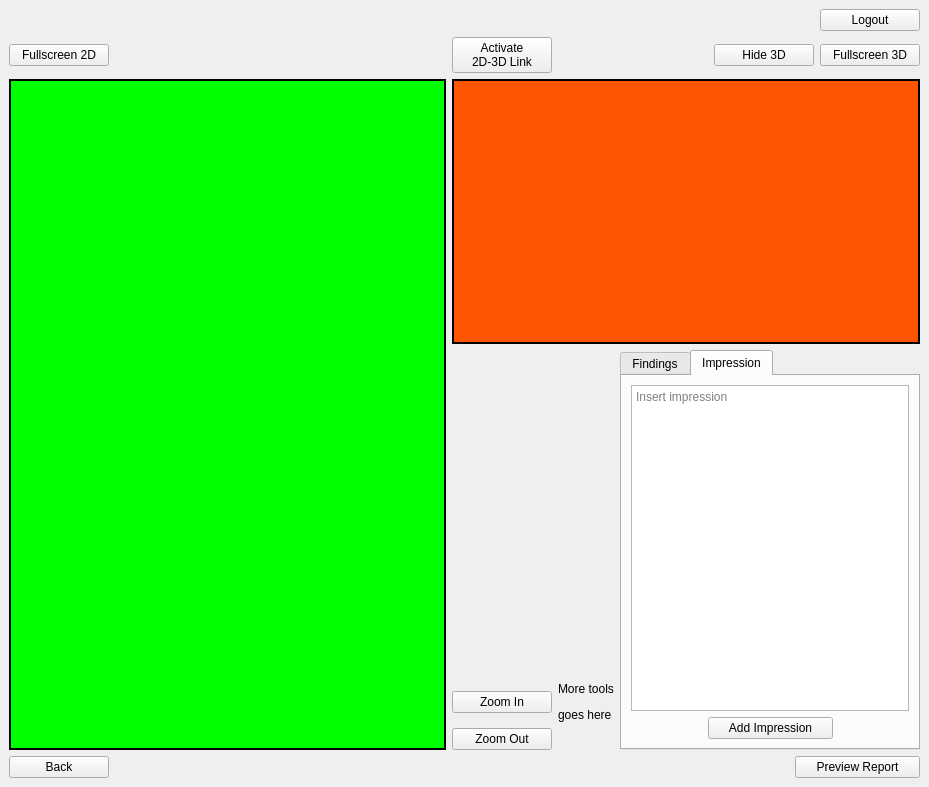
First picture: the form in UI/rad.ui, repository nilsgehlin/team-dft, before the edit.
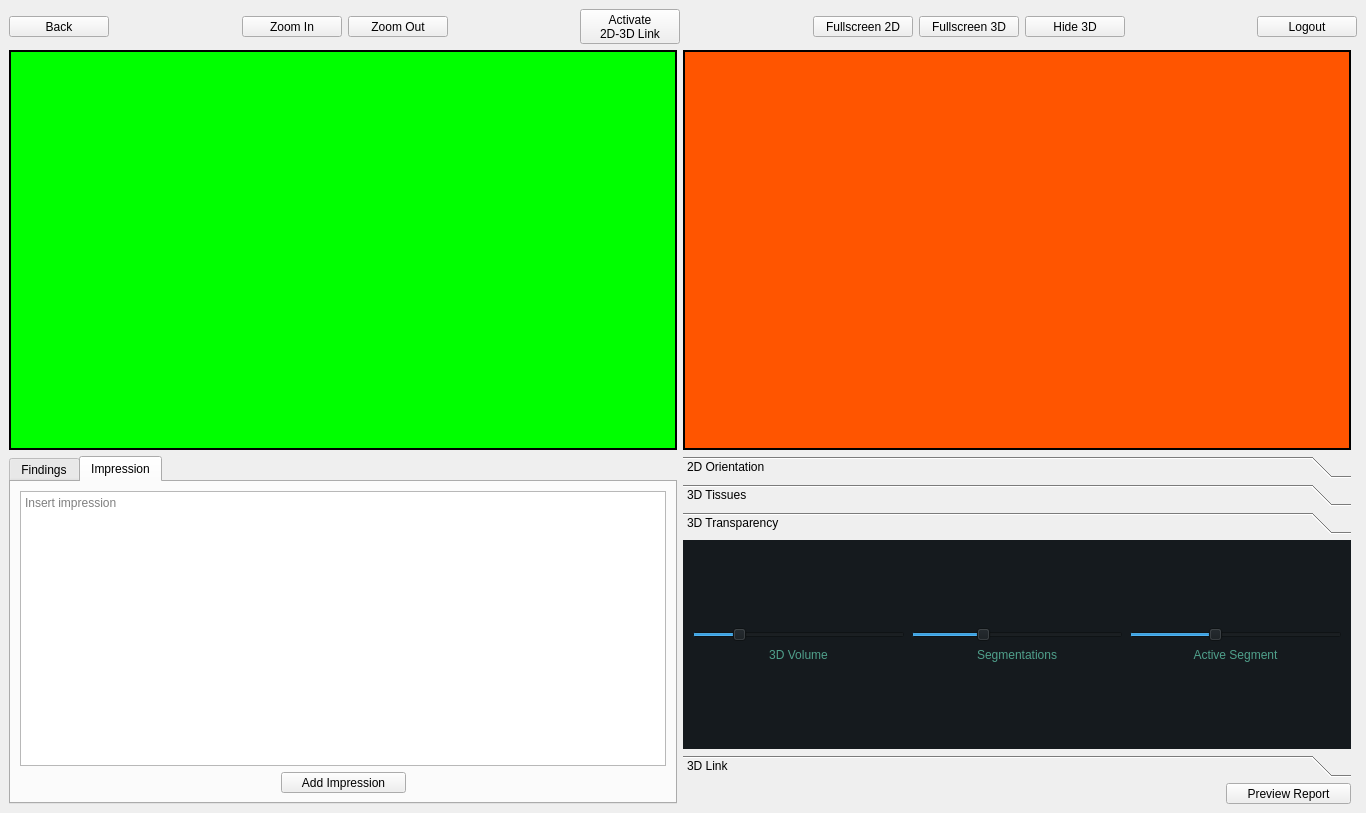
Second picture: the form after the edit. The open tabs and pages were chosen to show the change. Icons and pictures are not drawn.

```diff
--- a/UI/rad.ui
+++ b/UI/rad.ui
@@ -6,8 +6,8 @@
    <rect>
     <x>0</x>
     <y>0</y>
-    <width>929</width>
-    <height>787</height>
+    <width>1366</width>
+    <height>813</height>
    </rect>
   </property>
   <property name="windowTitle">
@@ -528,56 +528,15 @@
    </layout>
   </widget>
   <widget class="QWidget" name="page_rad_diagnose">
-   <layout class="QGridLayout" name="gridLayout_10">
-    <item row="6" column="2">
-     <widget class="QPushButton" name="page_rad_diagnose_button_back">
+   <layout class="QGridLayout" name="gridLayout_6">
+    <item row="1" column="0">
+     <widget class="QFrame" name="page_rad_diagnose_2d_view_frame">
       <property name="minimumSize">
        <size>
-        <width>100</width>
-        <height>0</height>
+        <width>400</width>
+        <height>400</height>
        </size>
       </property>
-      <property name="maximumSize">
-       <size>
-        <width>100</width>
-        <height>16777215</height>
-       </size>
-      </property>
-      <property name="focusPolicy">
-       <enum>Qt::NoFocus</enum>
-      </property>
-      <property name="text">
-       <string>Back</string>
-      </property>
-     </widget>
-    </item>
-    <item row="6" column="5">
-     <widget class="QPushButton" name="page_rad_diagnose_button_preview_report">
-      <property name="minimumSize">
-       <size>
-        <width>125</width>
-        <height>0</height>
-       </size>
-      </property>
-      <property name="maximumSize">
-       <size>
-        <width>125</width>
-        <height>16777215</height>
-       </size>
-      </property>
-      <property name="layoutDirection">
-       <enum>Qt::RightToLeft</enum>
-      </property>
-      <property name="text">
-       <string>Preview Report</string>
-      </property>
-      <property name="autoDefault">
-       <bool>true</bool>
-      </property>
-     </widget>
-    </item>
-    <item row="4" column="5">
-     <widget class="QFrame" name="page_rad_diagnose_3d_view_frame">
       <property name="styleSheet">
        <string notr="true">background-color: rgb(0, 0, 0);</string>
       </property>
@@ -587,7 +546,7 @@
       <property name="frameShadow">
        <enum>QFrame::Raised</enum>
       </property>
-      <layout class="QGridLayout" name="page_rad_diagnose_3d_view_frame_grid">
+      <layout class="QGridLayout" name="page_rad_diagnose_2d_view_frame_grid">
        <property name="leftMargin">
         <number>0</number>
        </property>
@@ -601,54 +560,167 @@
         <number>0</number>
        </property>
        <item row="0" column="0">
-        <widget class="QWidget" name="page_rad_diagnose_3d_view" native="true">
+        <widget class="QWidget" name="page_rad_diagnose_2d_view" native="true">
          <property name="styleSheet">
-          <string notr="true">background-color: rgb(255, 85, 0);</string>
+          <string notr="true">background-color: rgb(0, 255, 0);</string>
          </property>
         </widget>
        </item>
       </layout>
      </widget>
     </item>
-    <item row="2" column="5">
-     <layout class="QGridLayout" name="gridLayout_11">
-      <item row="0" column="1">
-       <spacer name="horizontalSpacer_10">
-        <property name="orientation">
-         <enum>Qt::Horizontal</enum>
-        </property>
-        <property name="sizeHint" stdset="0">
-         <size>
-          <width>40</width>
-          <height>20</height>
-         </size>
-        </property>
-       </spacer>
-      </item>
-      <item row="0" column="3">
-       <widget class="QPushButton" name="page_rad_diagnose_button_3d_fullscreen">
-        <property name="minimumSize">
-         <size>
-          <width>100</width>
-          <height>0</height>
-         </size>
-        </property>
-        <property name="maximumSize">
-         <size>
-          <width>100</width>
-          <height>16777215</height>
-         </size>
-        </property>
-        <property name="focusPolicy">
-         <enum>Qt::NoFocus</enum>
-        </property>
-        <property name="text">
-         <string>Fullscreen 3D</string>
-        </property>
-       </widget>
-      </item>
+    <item row="0" column="0" colspan="3">
+     <layout class="QGridLayout" name="gridLayout_9">
+      <property name="topMargin">
+       <number>0</number>
+      </property>
       <item row="0" column="2">
-       <widget class="QPushButton" name="page_rad_diagnose_button_hide_3d">
+       <widget class="QToolButton" name="page_rad_diagnose_button_2d_zoom_in">
+        <property name="minimumSize">
+         <size>
+          <width>100</width>
+          <height>0</height>
+         </size>
+        </property>
+        <property name="maximumSize">
+         <size>
+          <width>100</width>
+          <height>16777215</height>
+         </size>
+        </property>
+        <property name="focusPolicy">
+         <enum>Qt::NoFocus</enum>
+        </property>
+        <property name="text">
+         <string>Zoom In</string>
+        </property>
+        <property name="icon">
+         <iconset>
+          <normaloff>icons/zoom_in.png</normaloff>icons/zoom_in.png</iconset>
+        </property>
+        <property name="toolButtonStyle">
+         <enum>Qt::ToolButtonTextUnderIcon</enum>
+        </property>
+       </widget>
+      </item>
+      <item row="0" column="8">
+       <widget class="QToolButton" name="page_rad_diagnose_button_3d_fullscreen">
+        <property name="minimumSize">
+         <size>
+          <width>100</width>
+          <height>0</height>
+         </size>
+        </property>
+        <property name="maximumSize">
+         <size>
+          <width>100</width>
+          <height>16777215</height>
+         </size>
+        </property>
+        <property name="focusPolicy">
+         <enum>Qt::NoFocus</enum>
+        </property>
+        <property name="text">
+         <string>Fullscreen 3D</string>
+        </property>
+        <property name="icon">
+         <iconset>
+          <normaloff>icons/full_screen.png</normaloff>icons/full_screen.png</iconset>
+        </property>
+        <property name="toolButtonStyle">
+         <enum>Qt::ToolButtonTextUnderIcon</enum>
+        </property>
+       </widget>
+      </item>
+      <item row="0" column="11">
+       <widget class="QToolButton" name="page_rad_diagnose_button_logout">
+        <property name="minimumSize">
+         <size>
+          <width>100</width>
+          <height>0</height>
+         </size>
+        </property>
+        <property name="maximumSize">
+         <size>
+          <width>100</width>
+          <height>16777215</height>
+         </size>
+        </property>
+        <property name="focusPolicy">
+         <enum>Qt::NoFocus</enum>
+        </property>
+        <property name="text">
+         <string>Logout</string>
+        </property>
+        <property name="icon">
+         <iconset>
+          <normaloff>icons/logout.png</normaloff>icons/logout.png</iconset>
+        </property>
+        <property name="toolButtonStyle">
+         <enum>Qt::ToolButtonTextUnderIcon</enum>
+        </property>
+       </widget>
+      </item>
+      <item row="0" column="3">
+       <widget class="QToolButton" name="page_rad_diagnose_button_2d_zoom_out">
+        <property name="minimumSize">
+         <size>
+          <width>100</width>
+          <height>0</height>
+         </size>
+        </property>
+        <property name="maximumSize">
+         <size>
+          <width>100</width>
+          <height>16777215</height>
+         </size>
+        </property>
+        <property name="focusPolicy">
+         <enum>Qt::NoFocus</enum>
+        </property>
+        <property name="text">
+         <string>Zoom Out</string>
+        </property>
+        <property name="icon">
+         <iconset>
+          <normaloff>icons/zoom_out.png</normaloff>icons/zoom_out.png</iconset>
+        </property>
+        <property name="toolButtonStyle">
+         <enum>Qt::ToolButtonTextUnderIcon</enum>
+        </property>
+       </widget>
+      </item>
+      <item row="0" column="7">
+       <widget class="QToolButton" name="page_rad_diagnose_button_2d_fullscreen">
+        <property name="minimumSize">
+         <size>
+          <width>100</width>
+          <height>0</height>
+         </size>
+        </property>
+        <property name="maximumSize">
+         <size>
+          <width>100</width>
+          <height>16777215</height>
+         </size>
+        </property>
+        <property name="focusPolicy">
+         <enum>Qt::NoFocus</enum>
+        </property>
+        <property name="text">
+         <string>Fullscreen 2D</string>
+        </property>
+        <property name="icon">
+         <iconset>
+          <normaloff>icons/full_screen.png</normaloff>icons/full_screen.png</iconset>
+        </property>
+        <property name="toolButtonStyle">
+         <enum>Qt::ToolButtonTextUnderIcon</enum>
+        </property>
+       </widget>
+      </item>
+      <item row="0" column="9">
+       <widget class="QToolButton" name="page_rad_diagnose_button_hide_3d">
         <property name="minimumSize">
          <size>
           <width>100</width>
@@ -667,10 +739,59 @@
         <property name="text">
          <string>Hide 3D</string>
         </property>
+        <property name="icon">
+         <iconset>
+          <normaloff>icons/hide.png</normaloff>icons/hide.png</iconset>
+        </property>
+        <property name="toolButtonStyle">
+         <enum>Qt::ToolButtonTextUnderIcon</enum>
+        </property>
        </widget>
       </item>
+      <item row="0" column="10">
+       <spacer name="horizontalSpacer_9">
+        <property name="orientation">
+         <enum>Qt::Horizontal</enum>
+        </property>
+        <property name="sizeHint" stdset="0">
+         <size>
+          <width>40</width>
+          <height>20</height>
+         </size>
+        </property>
+       </spacer>
+      </item>
       <item row="0" column="0">
-       <widget class="QPushButton" name="page_rad_diagnose_button_link_windows">
+       <widget class="QToolButton" name="page_rad_diagnose_button_back">
+        <property name="minimumSize">
+         <size>
+          <width>100</width>
+          <height>0</height>
+         </size>
+        </property>
+        <property name="maximumSize">
+         <size>
+          <width>100</width>
+          <height>16777215</height>
+         </size>
+        </property>
+        <property name="focusPolicy">
+         <enum>Qt::NoFocus</enum>
+        </property>
+        <property name="text">
+         <string>Back</string>
+        </property>
+        <property name="icon">
+         <iconset>
+          <normaloff>icons/back.png</normaloff>icons/back.png</iconset>
+        </property>
+        <property name="toolButtonStyle">
+         <enum>Qt::ToolButtonTextUnderIcon</enum>
+        </property>
+       </widget>
+      </item>
+      <item row="0" column="5">
+       <widget class="QToolButton" name="page_rad_diagnose_button_link_windows">
         <property name="minimumSize">
          <size>
           <width>100</width>
@@ -690,64 +811,411 @@
          <string>Activate
 2D-3D Link</string>
         </property>
+        <property name="icon">
+         <iconset>
+          <normaloff>icons/link.png</normaloff>icons/link.png</iconset>
+        </property>
+        <property name="toolButtonStyle">
+         <enum>Qt::ToolButtonTextUnderIcon</enum>
+        </property>
        </widget>
       </item>
+      <item row="0" column="1">
+       <spacer name="horizontalSpacer_4">
+        <property name="orientation">
+         <enum>Qt::Horizontal</enum>
+        </property>
+        <property name="sizeHint" stdset="0">
+         <size>
+          <width>40</width>
+          <height>20</height>
+         </size>
+        </property>
+       </spacer>
+      </item>
+      <item row="0" column="4">
+       <spacer name="horizontalSpacer_21">
+        <property name="orientation">
+         <enum>Qt::Horizontal</enum>
+        </property>
+        <property name="sizeHint" stdset="0">
+         <size>
+          <width>40</width>
+          <height>20</height>
+         </size>
+        </property>
+       </spacer>
+      </item>
+      <item row="0" column="6">
+       <spacer name="horizontalSpacer_22">
+        <property name="orientation">
+         <enum>Qt::Horizontal</enum>
+        </property>
+        <property name="sizeHint" stdset="0">
+         <size>
+          <width>40</width>
+          <height>20</height>
+         </size>
+        </property>
+       </spacer>
+      </item>
      </layout>
     </item>
-    <item row="5" column="5">
+    <item row="2" column="1">
+     <widget class="QToolBox" name="page_pat_view_scan_tools">
+      <property name="currentIndex">
+       <number>0</number>
+      </property>
+      <widget class="QWidget" name="page_pat_view_scan_tools_orientation">
+       <property name="geometry">
+        <rect>
+         <x>0</x>
+         <y>0</y>
+         <width>655</width>
+         <height>113</height>
+        </rect>
+       </property>
+       <property name="styleSheet">
+        <string notr="true">background-color: #151a1e;
+color: #4fa08b</string>
+       </property>
+       <attribute name="label">
+        <string>2D Orientation</string>
+       </attribute>
+       <layout class="QHBoxLayout" name="horizontalLayout_8">
+        <item>
+         <widget class="QRadioButton" name="radioButton">
+          <property name="text">
+           <string>AXIAL</string>
+          </property>
+          <property name="checked">
+           <bool>true</bool>
+          </property>
+         </widget>
+        </item>
+        <item>
+         <widget class="QRadioButton" name="radioButton_2">
+          <property name="text">
+           <string>SAGITTAL</string>
+          </property>
+         </widget>
+        </item>
+        <item>
+         <widget class="QRadioButton" name="radioButton_3">
+          <property name="text">
+           <string>CORONAL</string>
+          </property>
+         </widget>
+        </item>
+       </layout>
+      </widget>
+      <widget class="QWidget" name="page_pat_view_scan_tools_tissue">
+       <property name="geometry">
+        <rect>
+         <x>0</x>
+         <y>0</y>
+         <width>655</width>
+         <height>113</height>
+        </rect>
+       </property>
+       <property name="styleSheet">
+        <string notr="true">background-color: #151a1e;
+color: #4fa08b</string>
+       </property>
+       <attribute name="label">
+        <string>3D Tissues</string>
+       </attribute>
+       <layout class="QHBoxLayout" name="horizontalLayout_9">
+        <item>
+         <widget class="QCheckBox" name="checkBox_All">
+          <property name="text">
+           <string>All</string>
+          </property>
+          <property name="checked">
+           <bool>true</bool>
+          </property>
+         </widget>
+        </item>
+        <item>
+         <widget class="QCheckBox" name="checkBox_Soft">
+          <property name="text">
+           <string>Soft</string>
+          </property>
+         </widget>
+        </item>
+        <item>
+         <widget class="QCheckBox" name="checkBox_Bone">
+          <property name="text">
+           <string>Bone</string>
+          </property>
+         </widget>
+        </item>
+        <item>
+         <widget class="QCheckBox" name="checkBox_Muscle">
+          <property name="text">
+           <string>Muscle</string>
+          </property>
+         </widget>
+        </item>
+        <item>
+         <widget class="QCheckBox" name="checkBox_Fat">
+          <property name="text">
+           <string>Fat</string>
+          </property>
+         </widget>
+        </item>
+        <item>
+         <widget class="QCheckBox" name="checkBox_Skin">
+          <property name="styleSheet">
+           <string notr="true">c</string>
+          </property>
+          <property name="text">
+           <string>Skin</string>
+          </property>
+         </widget>
+        </item>
+       </layout>
+      </widget>
+      <widget class="QWidget" name="page_pat_view_scan_tools_transparency">
+       <property name="geometry">
+        <rect>
+         <x>0</x>
+         <y>0</y>
+         <width>655</width>
+         <height>113</height>
+        </rect>
+       </property>
+       <property name="styleSheet">
+        <string notr="true">background-color: #151a1e;
+color: #4fa08b;</string>
+       </property>
+       <attribute name="label">
+        <string>3D Transparency</string>
+       </attribute>
+       <layout class="QHBoxLayout" name="horizontalLayout_10">
+        <item>
+         <layout class="QVBoxLayout" name="page_pat_view_scan_layout_transparency_volume">
+          <item>
+           <spacer name="verticalSpacer_7">
+            <property name="orientation">
+             <enum>Qt::Vertical</enum>
+            </property>
+            <property name="sizeHint" stdset="0">
+             <size>
+              <width>20</width>
+              <height>40</height>
+             </size>
+            </property>
+           </spacer>
+          </item>
+          <item>
+           <widget class="QSlider" name="page_pat_view_scan_slider_transparency_volume">
+            <property name="maximum">
+             <number>100</number>
+            </property>
+            <property name="singleStep">
+             <number>1</number>
+            </property>
+            <property name="value">
+             <number>20</number>
+            </property>
+            <property name="orientation">
+             <enum>Qt::Horizontal</enum>
+            </property>
+            <property name="tickPosition">
+             <enum>QSlider::NoTicks</enum>
+            </property>
+           </widget>
+          </item>
+          <item>
+           <widget class="QLabel" name="page_pat_view_scan_label_transparency_volume">
+            <property name="styleSheet">
+             <string notr="true"/>
+            </property>
+            <property name="text">
+             <string>3D Volume</string>
+            </property>
+            <property name="alignment">
+             <set>Qt::AlignCenter</set>
+            </property>
+           </widget>
+          </item>
+          <item>
+           <spacer name="verticalSpacer_8">
+            <property name="orientation">
+             <enum>Qt::Vertical</enum>
+            </property>
+            <property name="sizeHint" stdset="0">
+             <size>
+              <width>20</width>
+              <height>40</height>
+             </size>
+            </property>
+           </spacer>
+          </item>
+         </layout>
+        </item>
+        <item>
+         <layout class="QVBoxLayout" name="page_pat_view_scan_layout_transparency_segmentation">
+          <item>
+           <spacer name="verticalSpacer_9">
+            <property name="orientation">
+             <enum>Qt::Vertical</enum>
+            </property>
+            <property name="sizeHint" stdset="0">
+             <size>
+              <width>20</width>
+              <height>40</height>
+             </size>
+            </property>
+           </spacer>
+          </item>
+          <item>
+           <widget class="QSlider" name="page_pat_view_scan_slider_transparency_segmentation">
+            <property name="maximum">
+             <number>100</number>
+            </property>
+            <property name="value">
+             <number>33</number>
+            </property>
+            <property name="sliderPosition">
+             <number>33</number>
+            </property>
+            <property name="orientation">
+             <enum>Qt::Horizontal</enum>
+            </property>
+           </widget>
+          </item>
+          <item>
+           <widget class="QLabel" name="page_pat_view_scan_label_transparency_segmentation">
+            <property name="styleSheet">
+             <string notr="true"/>
+            </property>
+            <property name="text">
+             <string>Segmentations</string>
+            </property>
+            <property name="alignment">
+             <set>Qt::AlignCenter</set>
+            </property>
+           </widget>
+          </item>
+          <item>
+           <spacer name="verticalSpacer_10">
+            <property name="orientation">
+             <enum>Qt::Vertical</enum>
+            </property>
+            <property name="sizeHint" stdset="0">
+             <size>
+              <width>20</width>
+              <height>40</height>
+             </size>
+            </property>
+           </spacer>
+          </item>
+         </layout>
+        </item>
+        <item>
+         <layout class="QVBoxLayout" name="page_pat_view_scan_layout_transparency_active">
+          <item>
+           <spacer name="verticalSpacer_11">
+            <property name="orientation">
+             <enum>Qt::Vertical</enum>
+            </property>
+            <property name="sizeHint" stdset="0">
+             <size>
+              <width>20</width>
+              <height>40</height>
+             </size>
+            </property>
+           </spacer>
+          </item>
+          <item>
+           <widget class="QSlider" name="page_pat_view_scan_slider_transparency_active">
+            <property name="maximum">
+             <number>100</number>
+            </property>
+            <property name="value">
+             <number>40</number>
+            </property>
+            <property name="orientation">
+             <enum>Qt::Horizontal</enum>
+            </property>
+           </widget>
+          </item>
+          <item>
+           <widget class="QLabel" name="page_pat_view_scan_label_transparency_active">
+            <property name="styleSheet">
+             <string notr="true"/>
+            </property>
+            <property name="text">
+             <string>Active Segment</string>
+            </property>
+            <property name="alignment">
+             <set>Qt::AlignCenter</set>
+            </property>
+           </widget>
+          </item>
+          <item>
+           <spacer name="verticalSpacer_12">
+            <property name="orientation">
+             <enum>Qt::Vertical</enum>
+            </property>
+            <property name="sizeHint" stdset="0">
+             <size>
+              <width>20</width>
+              <height>40</height>
+             </size>
+            </property>
+           </spacer>
+          </item>
+         </layout>
+        </item>
+       </layout>
+      </widget>
+      <widget class="QWidget" name="page_pat_view_scan_tools_link">
+       <property name="geometry">
+        <rect>
+         <x>0</x>
+         <y>0</y>
+         <width>655</width>
+         <height>113</height>
+        </rect>
+       </property>
+       <property name="styleSheet">
+        <string notr="true">background-color: #151a1e;
+color: #4fa08b;</string>
+       </property>
+       <attribute name="label">
+        <string>3D Link </string>
+       </attribute>
+       <layout class="QHBoxLayout" name="horizontalLayout_11">
+        <item>
+         <widget class="QCheckBox" name="checkBox">
+          <property name="text">
+           <string>Show 2D Image</string>
+          </property>
+          <property name="checked">
+           <bool>true</bool>
+          </property>
+         </widget>
+        </item>
+        <item>
+         <widget class="QCheckBox" name="checkBox_2">
+          <property name="text">
+           <string>Show Full 3D Volume</string>
+          </property>
+          <property name="checked">
+           <bool>true</bool>
+          </property>
+         </widget>
+        </item>
+       </layout>
+      </widget>
+     </widget>
+    </item>
+    <item row="2" column="0" rowspan="2">
      <layout class="QGridLayout" name="gridLayout_8">
-      <item row="2" column="2">
-       <widget class="QLabel" name="label_2">
-        <property name="text">
-         <string>&lt;html&gt;&lt;head/&gt;&lt;body&gt;&lt;p&gt;More tools&lt;/p&gt;&lt;p&gt;goes here&lt;/p&gt;&lt;/body&gt;&lt;/html&gt;</string>
-        </property>
-       </widget>
-      </item>
-      <item row="2" column="1">
-       <widget class="QPushButton" name="page_rad_diagnose_button_2d_zoom_in">
-        <property name="minimumSize">
-         <size>
-          <width>100</width>
-          <height>0</height>
-         </size>
-        </property>
-        <property name="maximumSize">
-         <size>
-          <width>100</width>
-          <height>16777215</height>
-         </size>
-        </property>
-        <property name="focusPolicy">
-         <enum>Qt::NoFocus</enum>
-        </property>
-        <property name="text">
-         <string>Zoom In</string>
-        </property>
-       </widget>
-      </item>
-      <item row="3" column="1">
-       <widget class="QPushButton" name="page_rad_diagnose_button_2d_zoom_out">
-        <property name="minimumSize">
-         <size>
-          <width>100</width>
-          <height>0</height>
-         </size>
-        </property>
-        <property name="maximumSize">
-         <size>
-          <width>100</width>
-          <height>16777215</height>
-         </size>
-        </property>
-        <property name="focusPolicy">
-         <enum>Qt::NoFocus</enum>
-        </property>
-        <property name="text">
-         <string>Zoom Out</string>
-        </property>
-       </widget>
-      </item>
-      <item row="1" column="3" rowspan="3">
+      <item row="1" column="2" rowspan="2">
        <widget class="QTabWidget" name="page_rad_diagnose_tab">
         <property name="minimumSize">
          <size>
@@ -906,28 +1374,6 @@
             </property>
            </spacer>
           </item>
-          <item row="1" column="1">
-           <widget class="QPushButton" name="page_rad_diagnose_button_add_impression">
-            <property name="minimumSize">
-             <size>
-              <width>125</width>
-              <height>0</height>
-             </size>
-            </property>
-            <property name="maximumSize">
-             <size>
-              <width>125</width>
-              <height>16777215</height>
-             </size>
-            </property>
-            <property name="text">
-             <string>Add Impression</string>
-            </property>
-            <property name="autoDefault">
-             <bool>true</bool>
-            </property>
-           </widget>
-          </item>
           <item row="1" column="2">
            <spacer name="horizontalSpacer_19">
             <property name="orientation">
@@ -957,20 +1403,40 @@
             </property>
            </widget>
           </item>
+          <item row="1" column="1">
+           <widget class="QToolButton" name="page_rad_diagnose_button_add_impression">
+            <property name="minimumSize">
+             <size>
+              <width>125</width>
+              <height>0</height>
+             </size>
+            </property>
+            <property name="maximumSize">
+             <size>
+              <width>125</width>
+              <height>16777215</height>
+             </size>
+            </property>
+            <property name="text">
+             <string>Add Impression</string>
+            </property>
+            <property name="icon">
+             <iconset>
+              <normaloff>icons/add.png</normaloff>icons/add.png</iconset>
+            </property>
+            <property name="toolButtonStyle">
+             <enum>Qt::ToolButtonTextUnderIcon</enum>
+            </property>
+           </widget>
+          </item>
          </layout>
         </widget>
        </widget>
       </item>
      </layout>
     </item>
-    <item row="4" column="2" rowspan="2">
-     <widget class="QFrame" name="page_rad_diagnose_2d_view_frame">
-      <property name="minimumSize">
-       <size>
-        <width>400</width>
-        <height>400</height>
-       </size>
-      </property>
+    <item row="1" column="1">
+     <widget class="QFrame" name="page_rad_diagnose_3d_view_frame">
       <property name="styleSheet">
        <string notr="true">background-color: rgb(0, 0, 0);</string>
       </property>
@@ -980,7 +1446,7 @@
       <property name="frameShadow">
        <enum>QFrame::Raised</enum>
       </property>
-      <layout class="QGridLayout" name="page_rad_diagnose_2d_view_frame_grid">
+      <layout class="QGridLayout" name="page_rad_diagnose_3d_view_frame_grid">
        <property name="leftMargin">
         <number>0</number>
        </property>
@@ -994,98 +1460,43 @@
         <number>0</number>
        </property>
        <item row="0" column="0">
-        <widget class="QWidget" name="page_rad_diagnose_2d_view" native="true">
+        <widget class="QWidget" name="page_rad_diagnose_3d_view" native="true">
          <property name="styleSheet">
-          <string notr="true">background-color: rgb(0, 255, 0);</string>
+          <string notr="true">background-color: rgb(255, 85, 0);</string>
          </property>
         </widget>
        </item>
       </layout>
      </widget>
     </item>
-    <item row="0" column="5">
-     <layout class="QGridLayout" name="gridLayout_9">
-      <property name="topMargin">
-       <number>0</number>
+    <item row="3" column="1">
+     <widget class="QToolButton" name="page_rad_diagnose_button_preview_report">
+      <property name="minimumSize">
+       <size>
+        <width>125</width>
+        <height>0</height>
+       </size>
       </property>
-      <item row="0" column="1">
-       <widget class="QPushButton" name="page_rad_diagnose_button_logout">
-        <property name="minimumSize">
-         <size>
-          <width>100</width>
-          <height>0</height>
-         </size>
-        </property>
-        <property name="maximumSize">
-         <size>
-          <width>100</width>
-          <height>16777215</height>
-         </size>
-        </property>
-        <property name="focusPolicy">
-         <enum>Qt::NoFocus</enum>
-        </property>
-        <property name="text">
-         <string>Logout</string>
-        </property>
-        <property name="flat">
-         <bool>false</bool>
-        </property>
-       </widget>
-      </item>
-      <item row="0" column="0">
-       <spacer name="horizontalSpacer_9">
-        <property name="orientation">
-         <enum>Qt::Horizontal</enum>
-        </property>
-        <property name="sizeHint" stdset="0">
-         <size>
-          <width>40</width>
-          <height>20</height>
-         </size>
-        </property>
-       </spacer>
-      </item>
-     </layout>
-    </item>
-    <item row="2" column="2">
-     <layout class="QGridLayout" name="gridLayout_12">
-      <item row="0" column="0">
-       <widget class="QPushButton" name="page_rad_diagnose_button_2d_fullscreen">
-        <property name="minimumSize">
-         <size>
-          <width>100</width>
-          <height>0</height>
-         </size>
-        </property>
-        <property name="maximumSize">
-         <size>
-          <width>100</width>
-          <height>16777215</height>
-         </size>
-        </property>
-        <property name="focusPolicy">
-         <enum>Qt::NoFocus</enum>
-        </property>
-        <property name="text">
-         <string>Fullscreen 2D</string>
-        </property>
-       </widget>
-      </item>
-      <item row="0" column="1">
-       <spacer name="horizontalSpacer_11">
-        <property name="orientation">
-         <enum>Qt::Horizontal</enum>
-        </property>
-        <property name="sizeHint" stdset="0">
-         <size>
-          <width>40</width>
-          <height>20</height>
-         </size>
-        </property>
-       </spacer>
-      </item>
-     </layout>
+      <property name="maximumSize">
+       <size>
+        <width>125</width>
+        <height>16777215</height>
+       </size>
+      </property>
+      <property name="layoutDirection">
+       <enum>Qt::RightToLeft</enum>
+      </property>
+      <property name="text">
+       <string>Preview Report</string>
+      </property>
+      <property name="icon">
+       <iconset>
+        <normaloff>icons/view.png</normaloff>icons/view.png</iconset>
+      </property>
+      <property name="toolButtonStyle">
+       <enum>Qt::ToolButtonTextUnderIcon</enum>
+      </property>
+     </widget>
     </item>
    </layout>
   </widget>
@@ -1162,7 +1573,18 @@
       </property>
      </widget>
     </item>
-    <item row="3" column="3">
+    <item row="0" column="0">
+     <widget class="QLabel" name="label_2">
+      <property name="styleSheet">
+       <string notr="true">color: rgb(253, 147, 50);
+font: 30pt;</string>
+      </property>
+      <property name="text">
+       <string>CLARITY</string>
+      </property>
+     </widget>
+    </item>
+    <item row="4" column="3">
      <layout class="QGridLayout" name="gridLayout_3">
       <item row="0" column="2">
        <widget class="QPushButton" name="page_rad_patient_page_button_view_scan">
@@ -2143,13 +2565,6 @@
     </item>
    </layout>
   </widget>
-  <widget class="QWidget" name="page_rad_mdi">
-   <layout class="QGridLayout" name="gridLayout_6">
-    <item row="0" column="0">
-     <widget class="QMdiArea" name="mdiArea"/>
-    </item>
-   </layout>
-  </widget>
  </widget>
  <tabstops>
   <tabstop>page_rad_diagnose_insert_locations</tabstop>
```
Left out of the diff: 1693 changed lines with no effect on the pictures.
